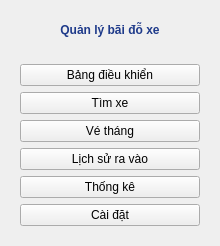
First picture: the form in 2. App_Desktop/ui/pages/sidebar.ui, repository 2pvq2/Smart_Parking_System, before the edit.
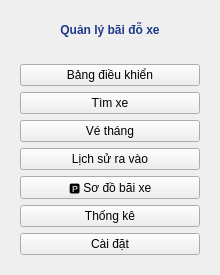
Second picture: the form after the edit.

```diff
--- a/2. App_Desktop/ui/pages/sidebar.ui
+++ b/2. App_Desktop/ui/pages/sidebar.ui
@@ -45,6 +45,11 @@
         <property name="text"><string>Lịch sử ra vào</string></property>
        </widget>
       </item>
+      <item>
+       <widget class="QPushButton" name="btnParkingMap">
+        <property name="text"><string>🅿️ Sơ đồ bãi xe</string></property>
+       </widget>
+      </item>
       <item>
        <widget class="QPushButton" name="btnStatistics">
         <property name="text"><string>Thống kê</string></property>
```
